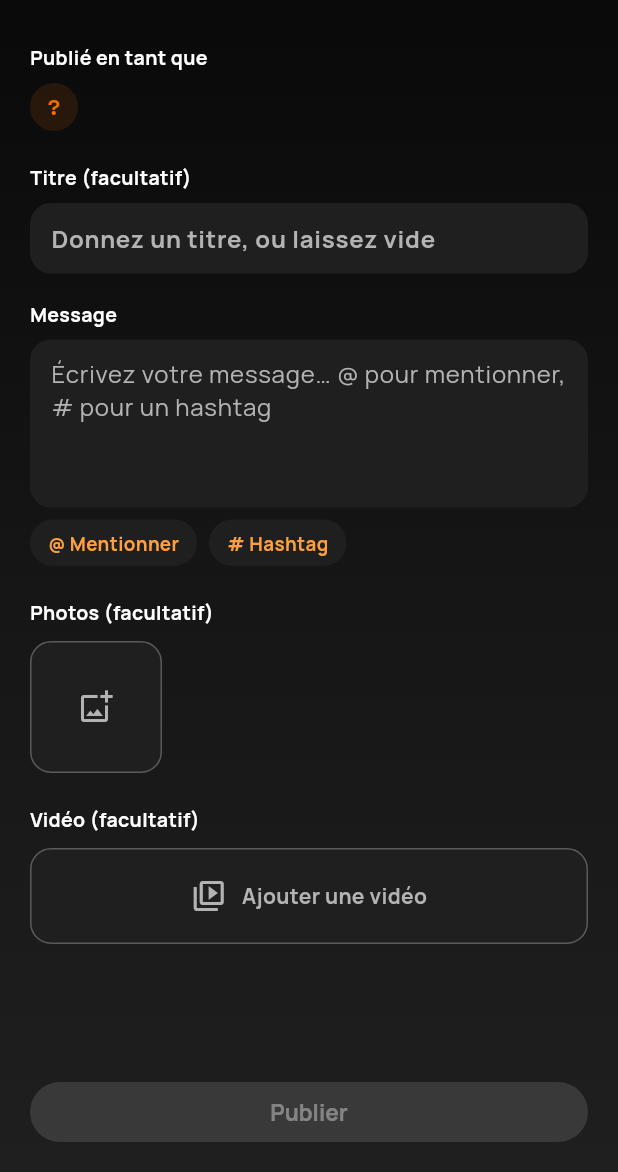
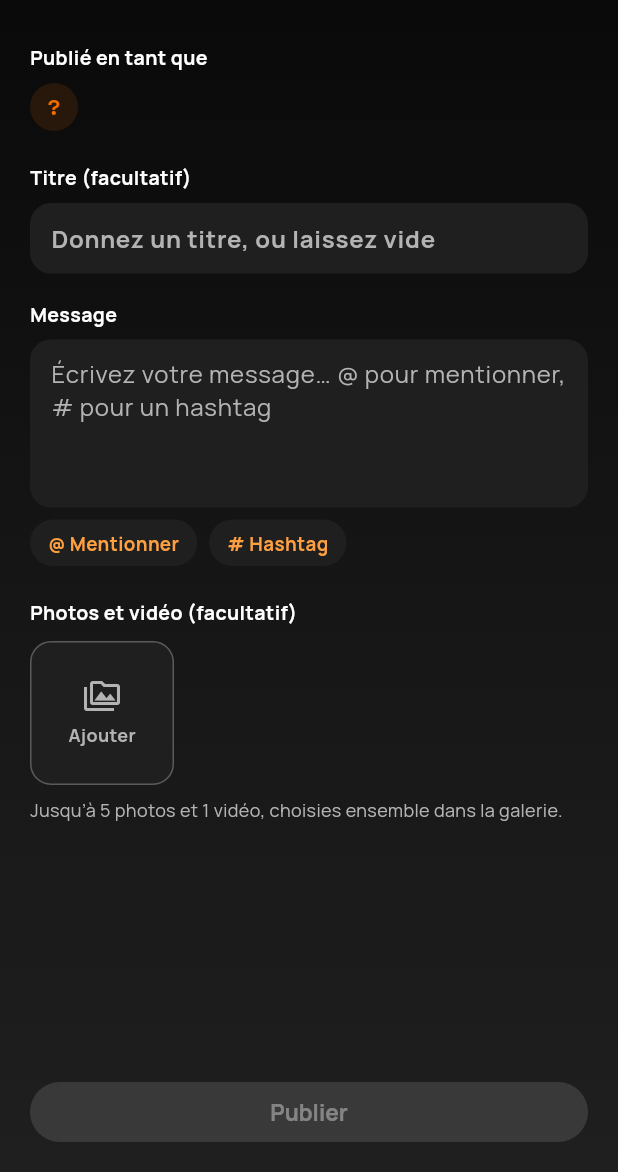
Before and after one commit to blvck2371/Foumbotlink, a Flutter app: the ComposeScreen screen opened by its route, after a tap on "Continuer hors connexion", on a phone screen of 412 x 824 dp, the part 64-1236 px from its top. Run offline on Flutter 3.47's test engine with Material 3 defaults, Android fonts, the phone set to English and light mode, and no system bars; our stand-ins replace audioplayers, cached_network_image, cloud_firestore, cloud_functions, file_picker, firebase_auth and 20 more; missing offline and left inert: dart:js_interop, dart:ui_web, flutter_callkit_incoming, get_thumbnail_video, livekit_client, mobile_scanner and 2 more; accounts and stored records are empty; network calls fail.

Commit message:
Publication : un seul sélecteur de médias, avec aperçu
- Photos et vidéo choisies ensemble, en sélection multiple, depuis un
  même « Ajouter » (5 photos et 1 vidéo au plus, surplus signalé).
- Chaque média choisi se touche pour être vu en grand (visionneuse ou
  lecteur) avant de publier ; croix pour le retirer.

Co-Authored-By: Claude Opus 5.5 <noreply@anthropic.com>

```diff
--- a/lib/screens/compose/compose_screen.dart
+++ b/lib/screens/compose/compose_screen.dart
@@ -12,7 +12,9 @@ import '../../widgets/foumbot_loader.dart';
 import '../../theme/theme_controller.dart';
 import '../../widgets/form_field_box.dart';
 import '../../widgets/feed_image.dart';
+import '../../widgets/chat_video_viewer.dart';
 import '../../widgets/foumbot_app_bar.dart';
+import '../../widgets/post_image_viewer.dart';
 import '../../widgets/user_avatar.dart';
 
 class ComposeScreen extends GetView<ComposeController> {
@@ -168,13 +170,9 @@ class ComposeScreen extends GetView<ComposeController> {
                         ],
                       ),
                       const SizedBox(height: 22),
-                      _SectionLabel('Photos (facultatif)', ink: ink),
+                      _SectionLabel('Photos et vidéo (facultatif)', ink: ink),
                       const SizedBox(height: 10),
-                      _ImagesPicker(isDark: isDark),
-                      const SizedBox(height: 22),
-                      _SectionLabel('Vidéo (facultatif)', ink: ink),
-                      const SizedBox(height: 10),
-                      _VideoPicker(isDark: isDark),
+                      _MediaPicker(isDark: isDark),
                     ],
                   ),
                 ),
@@ -286,113 +284,6 @@ class _KindOption extends StatelessWidget {
   }
 }
 
-class _ImagesPicker extends StatelessWidget {
-  const _ImagesPicker({required this.isDark});
-
-  final bool isDark;
-
-  @override
-  Widget build(BuildContext context) {
-    final controller = Get.find<ComposeController>();
-    final muted = isDark ? AppColors.whiteMuted : AppColors.gray;
-
-    return Obx(() {
-      // En édition, deux sources cohabitent : les images déjà en ligne
-      // (retirées de Storage à l'enregistrement si l'auteur les supprime) et
-      // les fichiers ajoutés dans cette session, pas encore uploadés.
-      // `FeedNetworkImage` affiche indifféremment une URL ou un chemin local,
-      // ce qui permet de les rendre avec la même tuile.
-      final existing = controller.existingImageUrls;
-      final added = controller.images;
-      final total = existing.length + added.length;
-      final canAdd = controller.canAddImages;
-
-      return SizedBox(
-        height: 88,
-        child: ListView.separated(
-          scrollDirection: Axis.horizontal,
-          itemCount: total + (canAdd ? 1 : 0),
-          separatorBuilder: (_, _) => const SizedBox(width: 10),
-          itemBuilder: (context, i) {
-            if (i == total) {
-              return InkWell(
-                onTap: controller.pickImages,
-                borderRadius: BorderRadius.circular(14),
-                child: Container(
-                  width: 88,
-                  height: 88,
-                  decoration: BoxDecoration(
-                    color: isDark ? AppColors.blackElevated : AppColors.whiteSoft,
-                    borderRadius: BorderRadius.circular(14),
-                    border: Border.all(color: muted.withValues(alpha: 0.4)),
-                  ),
-                  child: Icon(Icons.add_photo_alternate_outlined, color: muted),
-                ),
-              );
-            }
-
-            final isExisting = i < existing.length;
-            final source = isExisting ? existing[i] : added[i - existing.length];
-
-            return _ImageTile(
-              source: source,
-              isDark: isDark,
-              onRemove: () => isExisting
-                  ? controller.removeExistingImage(i)
-                  : controller.removeImage(i - existing.length),
-            );
-          },
-        ),
-      );
-    });
-  }
-}
-
-class _ImageTile extends StatelessWidget {
-  const _ImageTile({
-    required this.source,
-    required this.isDark,
-    required this.onRemove,
-  });
-
-  /// URL distante (image déjà publiée) ou chemin de fichier local.
-  final String source;
-  final bool isDark;
-  final VoidCallback onRemove;
-
-  @override
-  Widget build(BuildContext context) {
-    return Stack(
-      children: [
-        ClipRRect(
-          borderRadius: BorderRadius.circular(14),
-          child: SizedBox(
-            width: 88,
-            height: 88,
-            child: FeedNetworkImage(url: source, isDark: isDark),
-          ),
-        ),
-        Positioned(
-          top: 4,
-          right: 4,
-          child: InkWell(
-            onTap: onRemove,
-            borderRadius: BorderRadius.circular(12),
-            child: Container(
-              padding: const EdgeInsets.all(3),
-              decoration: const BoxDecoration(
-                color: Colors.black54,
-                shape: BoxShape.circle,
-              ),
-              child: const Icon(Icons.close, size: 14, color: Colors.white),
-            ),
-          ),
-        ),
-      ],
-    );
-  }
-}
-
 class _InsertChip extends StatelessWidget {
   const _InsertChip({
     required this.label,
@@ -481,10 +372,18 @@ class _MentionSuggestions extends StatelessWidget {
   }
 }
 
-class _VideoPicker extends StatelessWidget {
-  const _VideoPicker({required this.isDark});
+
+/// Photos et vidéo de la publication, choisies ensemble.
+///
+/// Un seul « + » ouvre la galerie sur les photos et les vidéos, avec
+/// sélection multiple. Chaque média choisi se touche pour être vu en grand
+/// — photo dans la visionneuse, vidéo dans le lecteur — avant de publier.
+class _MediaPicker extends StatelessWidget {
+  const _MediaPicker({required this.isDark});
 
   final bool isDark;
+
+  static const _tile = 96.0;
 
   @override
   Widget build(BuildContext context) {
@@ -492,32 +391,98 @@ class _VideoPicker extends StatelessWidget {
     final muted = isDark ? AppColors.whiteMuted : AppColors.gray;
 
     return Obx(() {
-      final local = controller.videoPath.value;
-      final thumb = controller.videoThumbPath.value;
-      final existing = controller.editing;
-      final showExisting = local == null &&
-          controller.keepExistingVideo.value &&
-          (existing?.hasVideo ?? false);
+      final busy = controller.isPublishing.value;
+      final videoSource = controller.videoPreviewSource;
+      final localThumb = controller.videoThumbPath.value;
+      final remoteThumb = controller.videoPath.value == null
+          ? controller.editing?.videoThumbUrl
+          : null;
+      // En édition, deux sources de photos cohabitent : celles déjà en
+      // ligne et celles ajoutées dans cette session. `FeedNetworkImage`
+      // affiche indifféremment une URL ou un chemin local.
+      final existing = controller.existingImageUrls.toList();
+      final added = controller.images.toList();
+      final photos = [...existing, ...added];
 
-      if (local == null && !showExisting) {
-        return InkWell(
-          onTap: controller.isPublishing.value ? null : controller.pickVideo,
+      final tiles = <Widget>[
+        if (videoSource != null)
+          _MediaTile(
+            isDark: isDark,
+            onRemove: busy ? null : controller.removeVideo,
+            onTap: () => openChatVideoViewer(
+              context,
+              source: videoSource,
+              heroTag: 'compose_video',
+            ),
+            child: Stack(
+              fit: StackFit.expand,
+              children: [
+                const ColoredBox(color: AppColors.black),
+                if (localThumb != null)
+                  Image(image: LocalMedia.image(localThumb), fit: BoxFit.cover)
+                else if (remoteThumb != null)
+                  FeedNetworkImage(url: remoteThumb, isDark: true),
+                const Center(
+                  child: Icon(
+                    Icons.play_circle_fill,
+                    color: Colors.white,
+                    size: 34,
+                    shadows: [Shadow(color: Colors.black54, blurRadius: 8)],
+                  ),
+                ),
+                Positioned(
+                  left: 6,
+                  bottom: 6,
+                  child: _TileBadge(
+                    controller.videoDurationLabel.isEmpty
+                        ? 'Vidéo'
+                        : controller.videoDurationLabel,
+                  ),
+                ),
+              ],
+            ),
+          ),
+        for (var i = 0; i < photos.length; i++)
+          _MediaTile(
+            isDark: isDark,
+            onRemove: busy
+                ? null
+                : () => i < existing.length
+                    ? controller.removeExistingImage(i)
+                    : controller.removeImage(i - existing.length),
+            onTap: () => openPostImageViewer(
+              context,
+              imageUrls: photos,
+              initialIndex: i,
+              heroPrefix: 'compose',
+            ),
+            child: FeedNetworkImage(
+              url: photos[i],
+              isDark: isDark,
+              decodeWidth: 300,
+            ),
+          ),
+        if (controller.canAddMedia && !busy)
+          InkWell(
+            onTap: controller.pickMedia,
             borderRadius: BorderRadius.circular(14),
             child: Container(
-            height: 64,
+              width: _tile,
+              height: _tile,
               decoration: BoxDecoration(
                 color: isDark ? AppColors.blackElevated : AppColors.whiteSoft,
                 borderRadius: BorderRadius.circular(14),
                 border: Border.all(color: muted.withValues(alpha: 0.4)),
               ),
-            child: Row(
+              child: Column(
                 mainAxisAlignment: MainAxisAlignment.center,
                 children: [
-                Icon(Icons.video_library_outlined, color: muted),
-                const SizedBox(width: 10),
+                  Icon(Icons.perm_media_outlined, color: muted),
+                  const SizedBox(height: 6),
                   Text(
-                  'Ajouter une vidéo',
+                    'Ajouter',
                     style: GoogleFonts.manrope(
+                      fontSize: 12,
                       fontWeight: FontWeight.w700,
                       color: muted,
                     ),
@@ -525,71 +490,32 @@ class _VideoPicker extends StatelessWidget {
                 ],
               ),
             ),
-        );
-      }
+          ),
+      ];
 
-      final preview = showExisting
-          ? (existing!.videoThumbUrl != null
-              ? FeedNetworkImage(url: existing.videoThumbUrl!, isDark: isDark)
-              : null)
-          : (thumb != null
-              ? Image(image: LocalMedia.image(thumb), fit: BoxFit.cover)
-              : null);
-
+      final count = photos.length + (videoSource != null ? 1 : 0);
       return Column(
         crossAxisAlignment: CrossAxisAlignment.start,
         children: [
-          Stack(
-            children: [
-              ClipRRect(
-                borderRadius: BorderRadius.circular(14),
-                child: Container(
-                  width: double.infinity,
-                  height: 180,
-                  color: AppColors.black,
-                  child: preview ??
-                      const Icon(
-                        Icons.movie_outlined,
-                        color: AppColors.whiteMuted,
-                        size: 42,
+          SizedBox(
+            height: _tile,
+            child: ListView.separated(
+              scrollDirection: Axis.horizontal,
+              itemCount: tiles.length,
+              separatorBuilder: (_, _) => const SizedBox(width: 10),
+              itemBuilder: (_, i) => tiles[i],
             ),
           ),
+          const SizedBox(height: 8),
+          Text(
+            count == 0
+                ? 'Jusqu’à ${ComposeController.maxImages} photos et 1 vidéo, '
+                    'choisies ensemble dans la galerie.'
+                : 'Touchez un média pour le voir en grand avant de publier.',
+            style: GoogleFonts.manrope(fontSize: 12, color: muted),
           ),
-              const Positioned.fill(
-                child: Center(
-                  child: Icon(
-                    Icons.play_circle_fill,
-                    color: Colors.white70,
-                    size: 52,
-                  ),
-                ),
-              ),
-              Positioned(
-                top: 6,
-                right: 6,
-                child: InkWell(
-                  onTap: controller.isPublishing.value
-                      ? null
-                      : controller.removeVideo,
-                  borderRadius: BorderRadius.circular(14),
-                  child: Container(
-                    padding: const EdgeInsets.all(4),
-                    decoration: const BoxDecoration(
-                      color: Colors.black54,
-                      shape: BoxShape.circle,
-                    ),
-                    child: const Icon(
-                      Icons.close,
-                      size: 18,
-                      color: Colors.white,
-                    ),
-                  ),
-                ),
-              ),
-            ],
-          ),
-          if (local != null) ...[
-            const SizedBox(height: 6),
+          if (controller.videoPath.value != null) ...[
+            const SizedBox(height: 4),
             Text(
               controller.videoWillBeReduced
                   ? 'Vidéo de ${controller.videoSizeLabel} : sa qualité sera '
@@ -599,8 +525,7 @@ class _VideoPicker extends StatelessWidget {
               style: GoogleFonts.manrope(fontSize: 12, color: muted),
             ),
           ],
-          if (controller.isPublishing.value &&
-              controller.videoStage.value != VideoStage.none) ...[
+          if (busy && controller.videoStage.value != VideoStage.none) ...[
             const SizedBox(height: 8),
             ClipRRect(
               borderRadius: BorderRadius.circular(4),
@@ -617,3 +542,89 @@ class _VideoPicker extends StatelessWidget {
     });
   }
 }
+
+class _MediaTile extends StatelessWidget {
+  const _MediaTile({
+    required this.isDark,
+    required this.child,
+    required this.onTap,
+    required this.onRemove,
+  });
+
+  final bool isDark;
+  final Widget child;
+  final VoidCallback onTap;
+
+  /// `null` pendant la publication : on ne retire rien en cours d'envoi.
+  final VoidCallback? onRemove;
+
+  @override
+  Widget build(BuildContext context) {
+    return SizedBox(
+      width: _MediaPicker._tile,
+      height: _MediaPicker._tile,
+      child: Stack(
+        children: [
+          Positioned.fill(
+            child: GestureDetector(
+              onTap: onTap,
+              child: ClipRRect(
+                borderRadius: BorderRadius.circular(14),
+                child: child,
+              ),
+            ),
+          ),
+          if (onRemove != null)
+            Positioned(
+              top: 4,
+              right: 4,
+              child: Semantics(
+                button: true,
+                label: 'Retirer',
+                child: GestureDetector(
+                  onTap: onRemove,
+                  child: Container(
+                    padding: const EdgeInsets.all(4),
+                    decoration: const BoxDecoration(
+                      color: Colors.black54,
+                      shape: BoxShape.circle,
+                    ),
+                    child: const Icon(
+                      Icons.close,
+                      size: 15,
+                      color: Colors.white,
+                    ),
+                  ),
+                ),
+              ),
+            ),
+        ],
+      ),
+    );
+  }
+}
+
+class _TileBadge extends StatelessWidget {
+  const _TileBadge(this.text);
+
+  final String text;
+
+  @override
+  Widget build(BuildContext context) {
+    return Container(
+      padding: const EdgeInsets.symmetric(horizontal: 6, vertical: 2),
+      decoration: BoxDecoration(
+        color: Colors.black54,
+        borderRadius: BorderRadius.circular(6),
+      ),
+      child: Text(
+        text,
+        style: GoogleFonts.manrope(
+          color: Colors.white,
+          fontSize: 11,
+          fontWeight: FontWeight.w700,
+        ),
+      ),
+    );
+  }
+}
```
Also changed, not shown: lib/controllers/compose_controller.dart (+89 -36 lines), 1 other file. Lines whose indentation alone changed are shown as unchanged.
